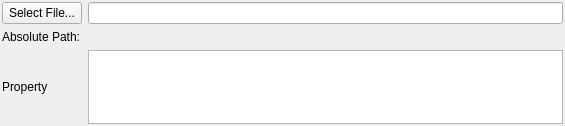
The window that Source/SVWidgetsLib/FilterParameterWidgets/UI_Files/DataContainerReaderWidget.ui (BlueQuartzSoftware/SIMPL) describes before a commit, drawn with Qt 5.
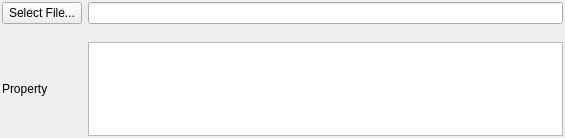
The same window after the commit. Custom widgets are drawn as their Qt base class.

```diff
--- a/Source/SVWidgetsLib/FilterParameterWidgets/UI_Files/DataContainerReaderWidget.ui
+++ b/Source/SVWidgetsLib/FilterParameterWidgets/UI_Files/DataContainerReaderWidget.ui
@@ -7,7 +7,7 @@
     <x>0</x>
     <y>0</y>
     <width>565</width>
-    <height>126</height>
+    <height>138</height>
    </rect>
   </property>
   <layout class="QGridLayout" name="gridLayout">
@@ -23,6 +23,9 @@
    <property name="bottomMargin">
     <number>2</number>
    </property>
+   <property name="verticalSpacing">
+    <number>2</number>
+   </property>
    <item row="0" column="1">
     <widget class="QtSLineEdit" name="m_LineEdit"/>
    </item>
@@ -68,29 +71,22 @@
      </property>
     </widget>
    </item>
-   <item row="1" column="0">
-    <widget class="QLabel" name="absPathNameLabel">
-     <property name="font">
-      <font>
-       <weight>50</weight>
-       <bold>false</bold>
-      </font>
-     </property>
-     <property name="text">
-      <string>Absolute Path:</string>
-     </property>
-    </widget>
-   </item>
    <item row="1" column="1">
     <widget class="QLabel" name="absPathLabel">
      <property name="font">
       <font>
-       <italic>true</italic>
+       <italic>false</italic>
       </font>
      </property>
      <property name="text">
       <string/>
      </property>
+     <property name="wordWrap">
+      <bool>true</bool>
+     </property>
+     <property name="textInteractionFlags">
+      <set>Qt::LinksAccessibleByMouse|Qt::TextSelectableByKeyboard|Qt::TextSelectableByMouse</set>
+     </property>
     </widget>
    </item>
   </layout>
@@ -101,6 +97,11 @@
    <extends>QLineEdit</extends>
    <header location="global">QtSLineEdit.h</header>
   </customwidget>
+  <customwidget>
+   <class>SVSmallLabel</class>
+   <extends>QLabel</extends>
+   <header location="global">SVControlWidgets.h</header>
+  </customwidget>
  </customwidgets>
  <resources/>
  <connections/>
```
Left out of the diff: 2 changed lines with no effect on the pictures.
